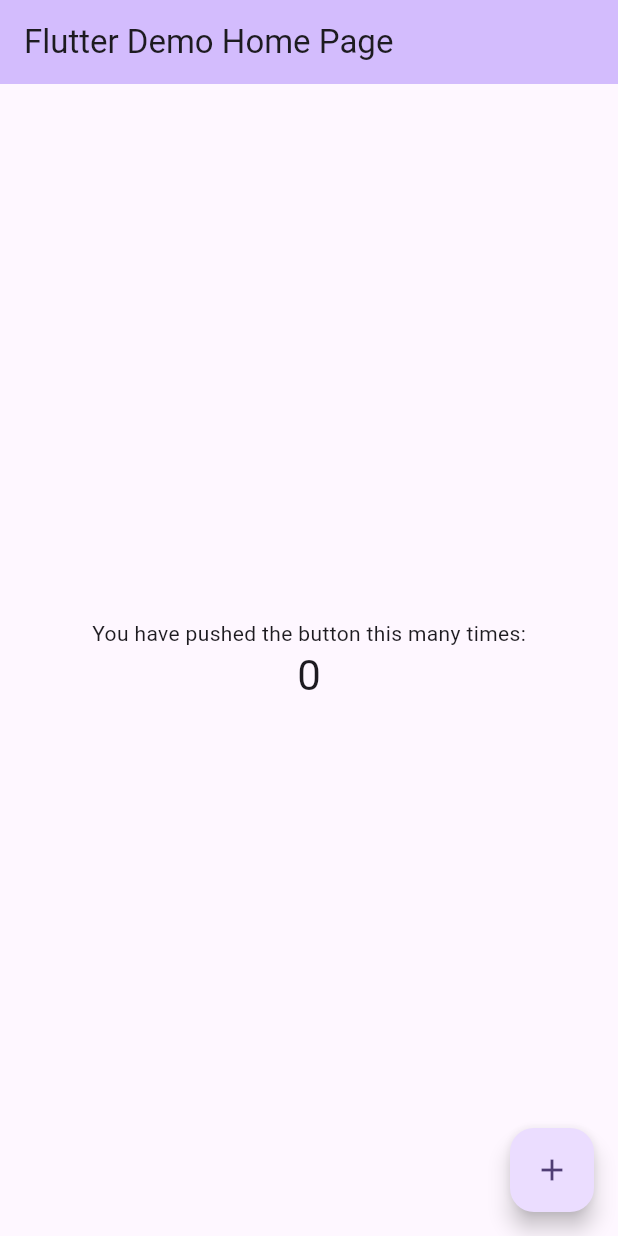
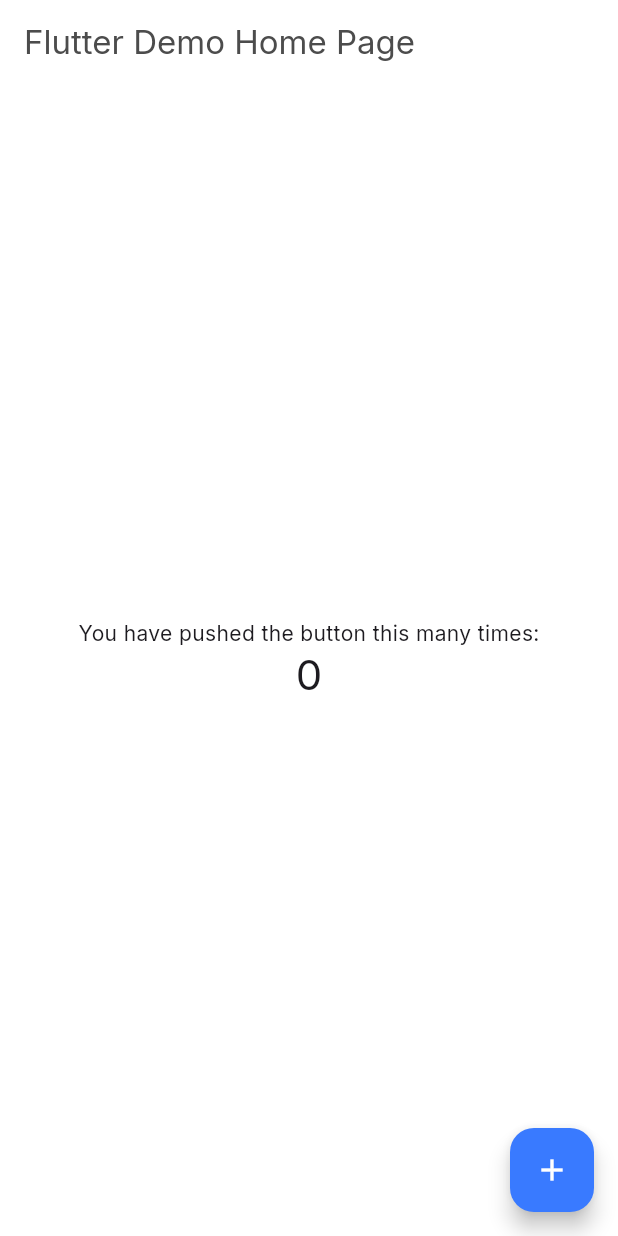
Before and after one commit to eronka/culero-client-legacy, a Flutter app: the screen it shows after launch, on a phone screen of 412 x 824 dp. Run offline on Flutter 3.47's test engine with Material 3 defaults, Android fonts, the phone set to English and light mode, and no system bars; our stand-ins replace google_fonts.

Commit message:
Define’s the app’s ThemeData, using the colour scheme and text theme defined in the UI design

```diff
--- /dev/null
+++ b/lib/app/resources/app_theme.dart
@@ -0,0 +1,10 @@
+import 'package:culero/app/resources/app_color_scheme.dart';
+import 'package:flutter/material.dart';
+import 'package:google_fonts/google_fonts.dart';
+
+/// The app's theme.
+ThemeData get appTheme => ThemeData(
+      colorScheme: appColorScheme,
+      textTheme: GoogleFonts.interTextTheme(),
+      useMaterial3: true,
+    );
--- a/lib/main.dart
+++ b/lib/main.dart
@@ -1,3 +1,4 @@
+import 'package:culero/app/resources/app_theme.dart';
 import 'package:flutter/material.dart';
 
 void main() {
@@ -7,30 +8,11 @@ void main() {
 class MyApp extends StatelessWidget {
   const MyApp({super.key});
 
-  // This widget is the root of your application.
   @override
   Widget build(BuildContext context) {
     return MaterialApp(
       title: 'Flutter Demo',
-      theme: ThemeData(
-        // This is the theme of your application.
-        //
-        // TRY THIS: Try running your application with "flutter run". You'll see
-        // the application has a purple toolbar. Then, without quitting the app,
-        // try changing the seedColor in the colorScheme below to Colors.green
-        // and then invoke "hot reload" (save your changes or press the "hot
-        // reload" button in a Flutter-supported IDE, or press "r" if you used
-        // the command line to start the app).
-        //
-        // Notice that the counter didn't reset back to zero; the application
-        // state is not lost during the reload. To reset the state, use hot
-        // restart instead.
-        //
-        // This works for code too, not just values: Most code changes can be
-        // tested with just a hot reload.
-        colorScheme: ColorScheme.fromSeed(seedColor: Colors.deepPurple),
-        useMaterial3: true,
-      ),
+      theme: appTheme,
       home: const MyHomePage(title: 'Flutter Demo Home Page'),
     );
   }
@@ -38,15 +20,6 @@ class MyApp extends StatelessWidget {
 
 class MyHomePage extends StatefulWidget {
   const MyHomePage({super.key, required this.title});
-
-  // This widget is the home page of your application. It is stateful, meaning
-  // that it has a State object (defined below) that contains fields that affect
-  // how it looks.
-
-  // This class is the configuration for the state. It holds the values (in this
-  // case the title) provided by the parent (in this case the App widget) and
-  // used by the build method of the State. Fields in a Widget subclass are
-  // always marked "final".
 
   final String title;
 
@@ -59,50 +32,20 @@ class _MyHomePageState extends State<MyHomePage> {
 
   void _incrementCounter() {
     setState(() {
-      // This call to setState tells the Flutter framework that something has
-      // changed in this State, which causes it to rerun the build method below
-      // so that the display can reflect the updated values. If we changed
-      // _counter without calling setState(), then the build method would not be
-      // called again, and so nothing would appear to happen.
       _counter++;
     });
   }
 
   @override
   Widget build(BuildContext context) {
-    // This method is rerun every time setState is called, for instance as done
-    // by the _incrementCounter method above.
-    //
-    // The Flutter framework has been optimized to make rerunning build methods
-    // fast, so that you can just rebuild anything that needs updating rather
-    // than having to individually change instances of widgets.
     return Scaffold(
       appBar: AppBar(
-        // TRY THIS: Try changing the color here to a specific color (to
-        // Colors.amber, perhaps?) and trigger a hot reload to see the AppBar
-        // change color while the other colors stay the same.
-        backgroundColor: Theme.of(context).colorScheme.inversePrimary,
-        // Here we take the value from the MyHomePage object that was created by
-        // the App.build method, and use it to set our appbar title.
+        backgroundColor: Theme.of(context).colorScheme.secondaryContainer,
+        foregroundColor: Theme.of(context).colorScheme.onSecondaryContainer,
         title: Text(widget.title),
       ),
       body: Center(
-        // Center is a layout widget. It takes a single child and positions it
-        // in the middle of the parent.
         child: Column(
-          // Column is also a layout widget. It takes a list of children and
-          // arranges them vertically. By default, it sizes itself to fit its
-          // children horizontally, and tries to be as tall as its parent.
-          //
-          // Column has various properties to control how it sizes itself and
-          // how it positions its children. Here we use mainAxisAlignment to
-          // center the children vertically; the main axis here is the vertical
-          // axis because Columns are vertical (the cross axis would be
-          // horizontal).
-          //
-          // TRY THIS: Invoke "debug painting" (choose the "Toggle Debug Paint"
-          // action in the IDE, or press "p" in the console), to see the
-          // wireframe for each widget.
           mainAxisAlignment: MainAxisAlignment.center,
           children: <Widget>[
             const Text(
@@ -119,7 +62,7 @@ class _MyHomePageState extends State<MyHomePage> {
         onPressed: _incrementCounter,
         tooltip: 'Increment',
         child: const Icon(Icons.add),
-      ), // This trailing comma makes auto-formatting nicer for build methods.
+      ),
     );
   }
 }
```
